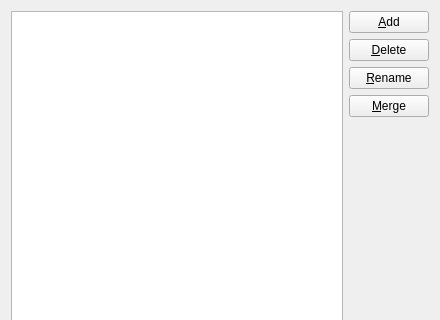
This is anymeal/category_picker.ui in wedesoft/anymeal as Qt 5 draws it before an edit; both pictures show x 0 to 440 and y 0 to 320 of the 440 by 543 pixel window. The edited form follows.
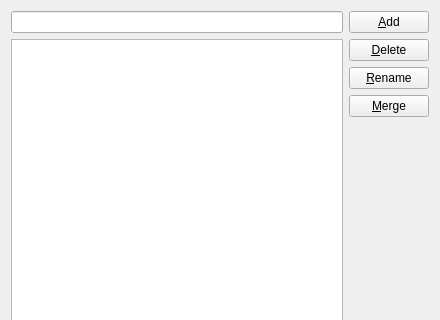
This is the edited form.

Commit message: Add line edit to filter categories in category picker

```diff
--- a/anymeal/category_picker.ui
+++ b/anymeal/category_picker.ui
@@ -13,10 +13,15 @@
   <property name="windowTitle">
    <string>Category Picker</string>
   </property>
-  <layout class="QVBoxLayout" name="verticalLayout_2">
+  <layout class="QVBoxLayout" name="verticalLayout_3">
    <item>
     <layout class="QHBoxLayout" name="horizontalLayout">
      <item>
+      <layout class="QVBoxLayout" name="verticalLayout_2">
+       <item>
+        <widget class="QLineEdit" name="filter_edit"/>
+       </item>
+       <item>
       <widget class="QTableView" name="category_table">
        <property name="selectionMode">
         <enum>QAbstractItemView::ExtendedSelection</enum>
@@ -28,6 +33,8 @@
         <bool>true</bool>
        </property>
       </widget>
+       </item>
+      </layout>
      </item>
      <item>
       <layout class="QVBoxLayout" name="verticalLayout">
```
Lines whose indentation alone changed are shown as unchanged. The commit also changes 6 other files.
